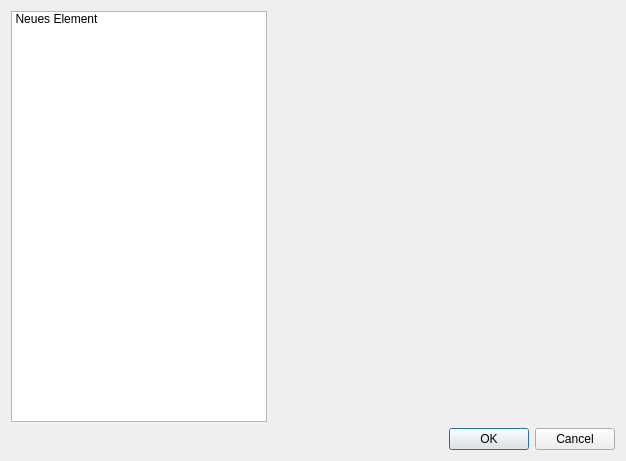
drf/shaman1, file trunk/ui/configDialog.ui: the form before one commit.
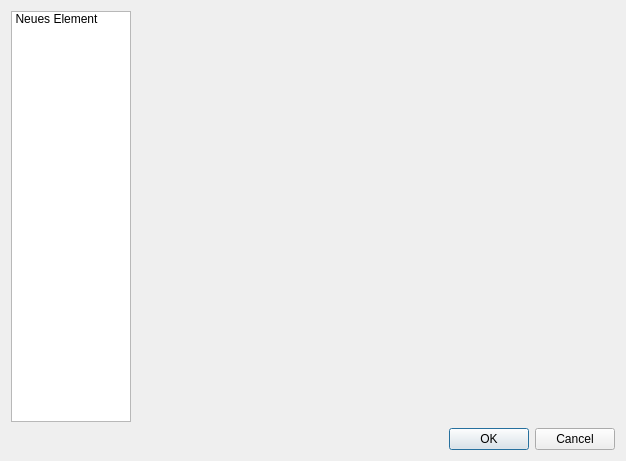
The form after the commit. Icons and pictures are not drawn.

Commit message: Optimizations for ConfigDialog

The edit to the form file:
```diff
--- a/trunk/ui/configDialog.ui
+++ b/trunk/ui/configDialog.ui
@@ -21,6 +21,12 @@
        <verstretch>0</verstretch>
       </sizepolicy>
      </property>
+     <property name="maximumSize" >
+      <size>
+       <width>120</width>
+       <height>16777215</height>
+      </size>
+     </property>
      <property name="horizontalScrollBarPolicy" >
       <enum>Qt::ScrollBarAlwaysOff</enum>
      </property>
```
Left out of the diff: 3 changed lines with no effect on the pictures. The commit also changes 3 other files.
